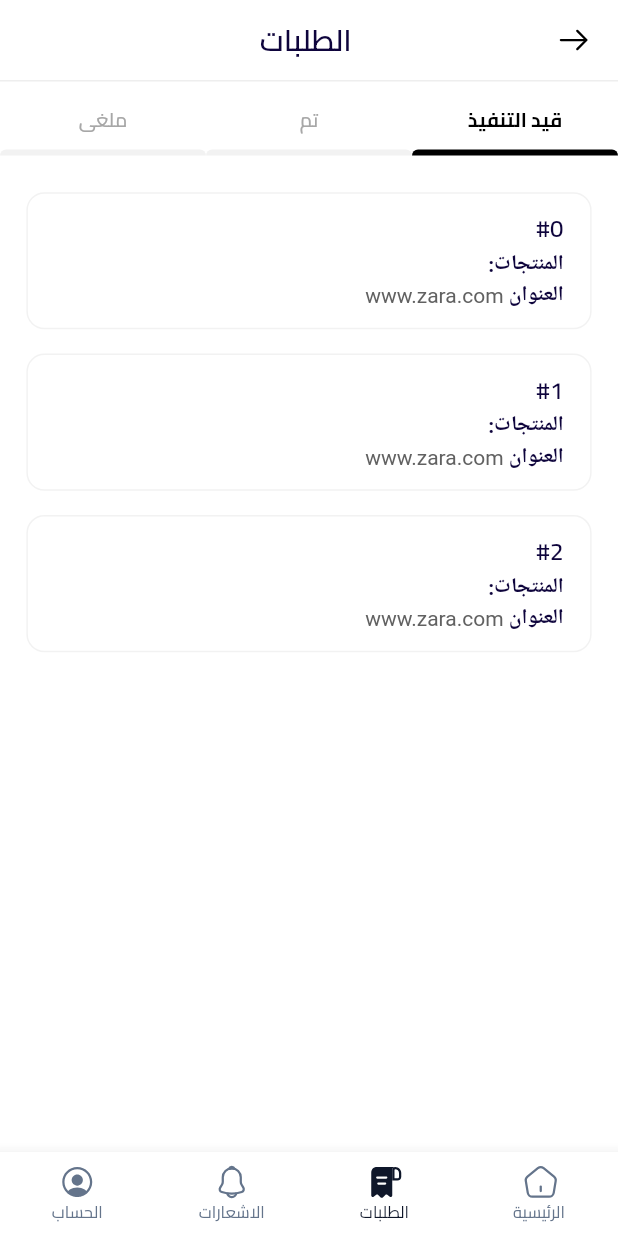
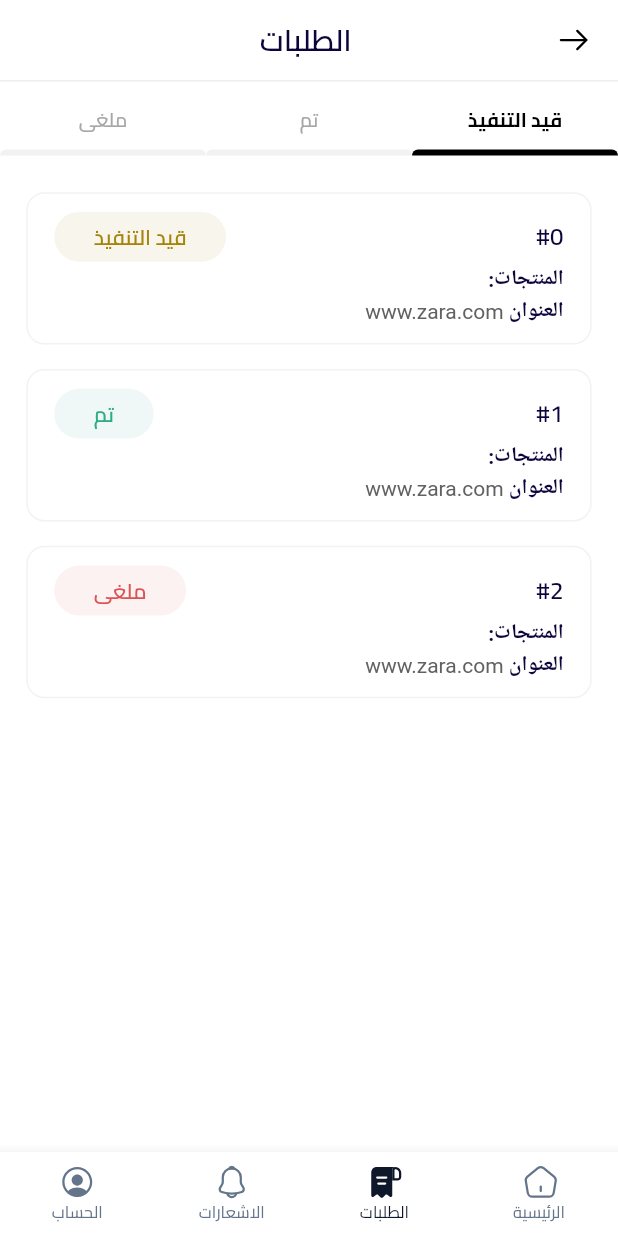
Before and after one commit to ibrahimnagy24/nazik-delivery, a Flutter app: the MainPage screen opened by its route, item 2 of the bottom bar chosen, on a phone screen of 412 x 824 dp. Run offline on Flutter 3.47's test engine with Material 3 defaults, Android fonts, the phone set to English and light mode, and no system bars; our stand-ins replace cached_network_image, dio, firebase_messaging, flutter_bloc, flutter_image_compress, flutter_local_notifications and 10 more; accounts and stored records are empty.

Commit message:
update(Home) -update Request Card -add request status to request card

```diff
--- a/lib/features/my_requests/bloc/my_requests_bloc.dart
+++ b/lib/features/my_requests/bloc/my_requests_bloc.dart
@@ -57,7 +57,7 @@ class MyRequestsBloc extends Bloc<AppEvent, AppState> {
       if (model.status == 200) {
         if (model.requests!.isNotEmpty) {
           for (var v in model.requests!) {
-            _cards.add(RequestCard(key: ValueKey(v.id), model: v));
+            _cards.add(RequestCard(key: ValueKey(v.id),fromMyRequest: true  ,model: v));
           }
           _engine.maxPages = model.meta?.lastPage ?? 1;
           _engine.updateCurrentPage(model.meta?.currPage ?? 1);
--- a/lib/features/my_requests/widgets/requests_body.dart
+++ b/lib/features/my_requests/widgets/requests_body.dart
@@ -116,6 +116,7 @@ class _RequestsBodyState extends State<RequestsBody> {
                     data: List.generate(
                       3,
                       (index) => RequestCard(
+                        fromMyRequest: true,
                         model: RequestModel(
                           id: index,
                           status: RequestStatus.values[index],
--- a/lib/widgets/request_card.dart
+++ b/lib/widgets/request_card.dart
@@ -1,3 +1,4 @@
+import 'package:flutter/cupertino.dart';
 import 'package:flutter/material.dart';
 import 'package:flutter_base/helpers/styles.dart';
 import 'package:flutter_base/helpers/text_styles.dart';
@@ -6,8 +7,9 @@ import 'package:flutter_base/model/items_model.dart';
 import 'package:flutter_base/utility/extensions.dart';
 
 class RequestCard extends StatelessWidget {
-  const RequestCard({super.key, this.model});
+  const RequestCard({super.key, this.model, this.fromMyRequest = false});
   final RequestModel? model;
+  final bool fromMyRequest;
 
   @override
   Widget build(BuildContext context) {
@@ -21,12 +23,41 @@ class RequestCard extends StatelessWidget {
       child: Column(
         crossAxisAlignment: CrossAxisAlignment.start,
         children: [
-          Text(
-            "#${model?.id ?? 0}",
-            style: AppTextStyles.w600.copyWith(
-              fontSize: 16,
-              color: Styles.HEADER,
-            ),
+          Row(
+            children: [
+              Expanded(
+                child: Text(
+                  "#${model?.id ?? 0}",
+                  style: AppTextStyles.w600.copyWith(
+                    fontSize: 16,
+                    color: Styles.HEADER,
+                  ),
+                ),
+              ),
+              SizedBox(width: 8.w),
+              if (fromMyRequest)
+
+                ///Request Status
+                Container(
+                  padding:
+                      EdgeInsets.symmetric(horizontal: 24.w, vertical: 8.h),
+                  alignment: Alignment.center,
+                  decoration: BoxDecoration(
+                    borderRadius: BorderRadius.circular(100),
+                    color:
+                        Styles.requestStatus(model?.status).withOpacity(0.08),
+                  ),
+                  child: Text(
+                    allTranslations.text(model?.status?.name ?? ""),
+                    textAlign: TextAlign.center,
+                    style: AppTextStyles.w600.copyWith(
+                      fontSize: 14,
+                      height: 1.2,
+                      color: Styles.requestStatus(model?.status),
+                    ),
+                  ),
+                ),
+            ],
           ),
           Padding(
             padding: EdgeInsets.symmetric(vertical: 2.h),
```
